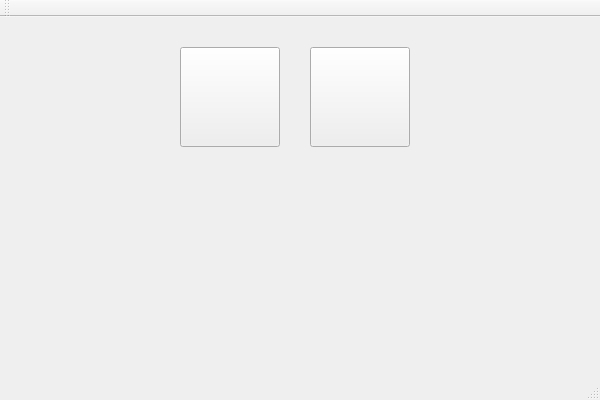
Above: OpenHolo_DepthMap/HologramDepthmap/hologramdepthmap.ui from Openhologram/OpenHologram before the change. Below: the same form after it.
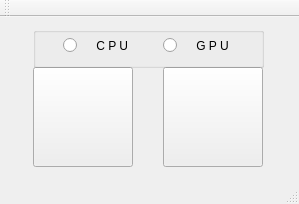
That is the form after the change. Icons and pictures are not drawn.

What changed in the file:
```diff
--- a/OpenHolo_DepthMap/HologramDepthmap/hologramdepthmap.ui
+++ b/OpenHolo_DepthMap/HologramDepthmap/hologramdepthmap.ui
@@ -6,8 +6,8 @@
    <rect>
     <x>0</x>
     <y>0</y>
-    <width>600</width>
-    <height>400</height>
+    <width>299</width>
+    <height>204</height>
    </rect>
   </property>
   <property name="windowTitle">
@@ -17,8 +17,8 @@
    <widget class="QPushButton" name="pbGen">
     <property name="geometry">
      <rect>
-      <x>180</x>
-      <y>30</y>
+      <x>33</x>
+      <y>50</y>
       <width>100</width>
       <height>100</height>
      </rect>
@@ -43,8 +43,8 @@
    <widget class="QPushButton" name="pbRecon">
     <property name="geometry">
      <rect>
-      <x>310</x>
-      <y>30</y>
+      <x>163</x>
+      <y>50</y>
       <width>100</width>
       <height>100</height>
      </rect>
@@ -66,6 +66,45 @@
      </size>
     </property>
    </widget>
+   <widget class="QGroupBox" name="groupBox">
+    <property name="geometry">
+     <rect>
+      <x>33</x>
+      <y>10</y>
+      <width>231</width>
+      <height>41</height>
+     </rect>
+    </property>
+    <property name="title">
+     <string/>
+    </property>
+    <widget class="QRadioButton" name="rbCPU">
+     <property name="geometry">
+      <rect>
+       <x>30</x>
+       <y>10</y>
+       <width>82</width>
+       <height>17</height>
+      </rect>
+     </property>
+     <property name="text">
+      <string>    C P U</string>
+     </property>
+    </widget>
+    <widget class="QRadioButton" name="rbGPU">
+     <property name="geometry">
+      <rect>
+       <x>130</x>
+       <y>10</y>
+       <width>82</width>
+       <height>17</height>
+      </rect>
+     </property>
+     <property name="text">
+      <string>    G P U</string>
+     </property>
+    </widget>
+   </widget>
   </widget>
   <widget class="QMenuBar" name="menuBar">
    <property name="geometry">
```
Left out of the diff: 2 changed lines with no effect on the pictures.
